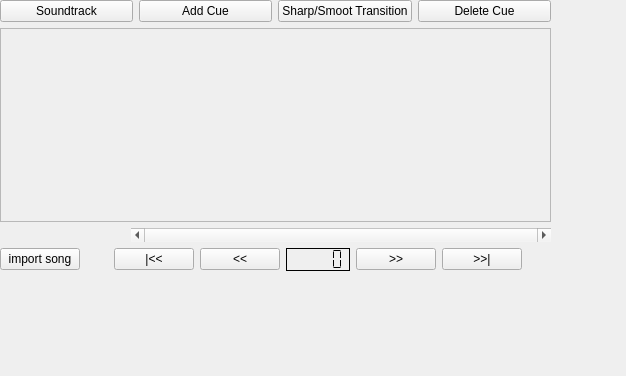
The window that LightController3/Widgets/timing.ui (pgTech123/Light-Controller) describes before a commit, drawn with Qt 5.
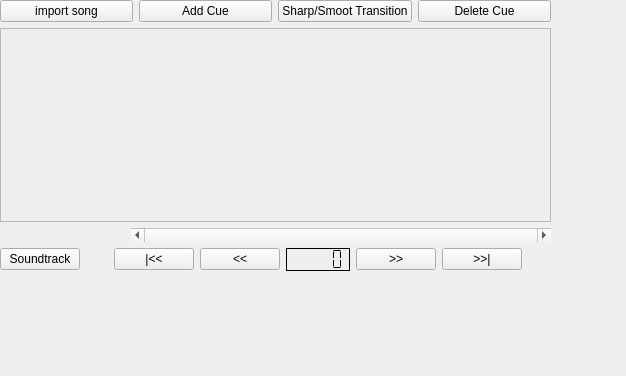
The same window after the commit.

Diff of the .ui file:
```diff
--- a/LightController3/Widgets/timing.ui
+++ b/LightController3/Widgets/timing.ui
@@ -30,9 +30,9 @@
      <item>
       <layout class="QHBoxLayout" name="horizontalLayout_2">
        <item>
-        <widget class="QPushButton" name="pushButtonSoundtrack">
+        <widget class="QPushButton" name="pushButtonPlay">
          <property name="text">
-          <string>Soundtrack</string>
+          <string>import song</string>
          </property>
         </widget>
        </item>
@@ -132,9 +132,9 @@
      <item>
       <layout class="QHBoxLayout" name="horizontalLayout">
        <item>
-        <widget class="QPushButton" name="pushButtonPlay">
+        <widget class="QPushButton" name="pushButtonSoundtrack">
          <property name="text">
-          <string>import song</string>
+          <string>Soundtrack</string>
          </property>
         </widget>
        </item>
```
